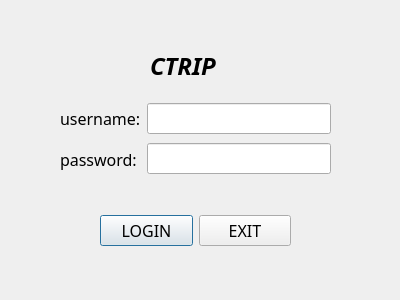
Qt form ctripui/loginui.ui (imagecser/hotelManage) before a commit.
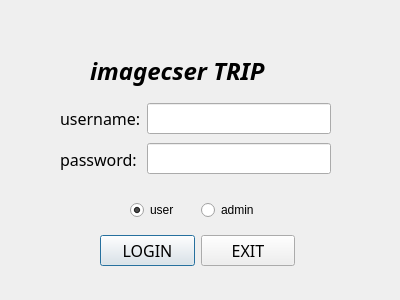
The same form after that commit.

```diff
--- a/ctripui/loginui.ui
+++ b/ctripui/loginui.ui
@@ -16,10 +16,10 @@
   <widget class="QLabel" name="label_3">
    <property name="geometry">
     <rect>
-     <x>150</x>
+     <x>90</x>
      <y>50</y>
-     <width>101</width>
-     <height>31</height>
+     <width>221</width>
+     <height>41</height>
     </rect>
    </property>
    <property name="font">
@@ -32,7 +32,7 @@
     </font>
    </property>
    <property name="text">
-    <string>CTRIP</string>
+    <string>imagecser TRIP</string>
    </property>
   </widget>
   <widget class="QWidget" name="layoutWidget">
@@ -101,12 +101,12 @@
     </item>
    </layout>
   </widget>
-  <widget class="QWidget" name="">
+  <widget class="QWidget" name="layoutWidget">
    <property name="geometry">
     <rect>
      <x>100</x>
-     <y>210</y>
-     <width>191</width>
+     <y>230</y>
+     <width>195</width>
      <height>41</height>
     </rect>
    </property>
@@ -139,6 +139,35 @@
     </item>
    </layout>
   </widget>
+  <widget class="QWidget" name="layoutWidget">
+   <property name="geometry">
+    <rect>
+     <x>130</x>
+     <y>200</y>
+     <width>135</width>
+     <height>21</height>
+    </rect>
+   </property>
+   <layout class="QHBoxLayout" name="horizontalLayout_3">
+    <item>
+     <widget class="QRadioButton" name="userRadio">
+      <property name="text">
+       <string>user</string>
+      </property>
+      <property name="checked">
+       <bool>true</bool>
+      </property>
+     </widget>
+    </item>
+    <item>
+     <widget class="QRadioButton" name="adminRadio">
+      <property name="text">
+       <string>admin</string>
+      </property>
+     </widget>
+    </item>
+   </layout>
+  </widget>
  </widget>
  <resources/>
  <connections/>
```
Left out of the diff: 9 changed lines with no effect on the pictures.
